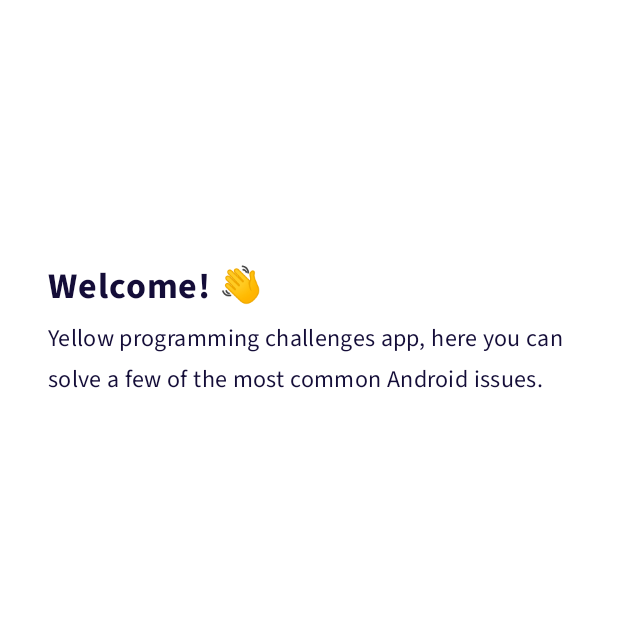
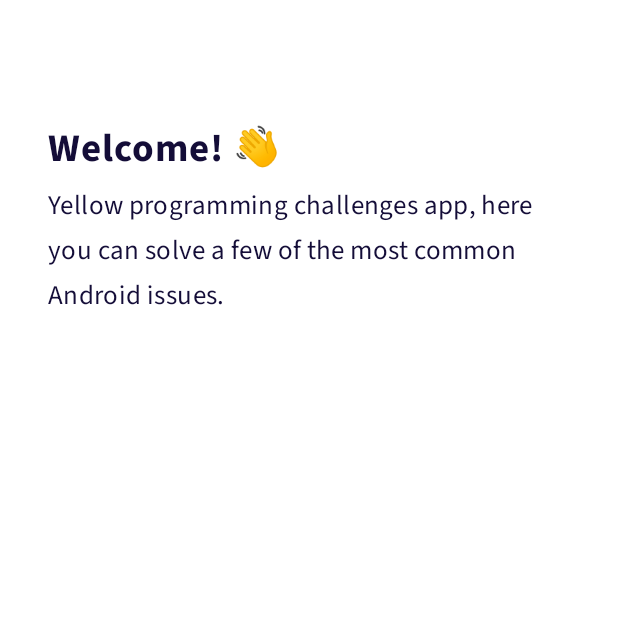
Before and after one commit to yellowme/youst-kotlin, an Android app: the ChallengesActivity screen opened directly, with no data from a screen before it, on a phone screen of 412 x 824 dp, the top half of it. Run offline under Robolectric (Android 15) with nearby library versions, the phone set to English and light mode, and no system bars; plain views replace EmojiTextView; 4 statements that could not run were skipped.

Commit message:
Update font sizes and modify weight in challenges view

```diff
--- a/app/src/main/res/layout/challenges.xml
+++ b/app/src/main/res/layout/challenges.xml
@@ -9,11 +9,12 @@
     <LinearLayout
         android:layout_width="match_parent"
         android:layout_height="0dp"
-        android:layout_weight="3"
+        android:layout_weight="2"
         android:gravity="bottom"
         android:orientation="vertical"
-        android:padding="@dimen/dimen_32"
-        android:paddingBottom="@dimen/dimen_64">
+        android:paddingEnd="@dimen/dimen_32"
+        android:paddingStart="@dimen/dimen_32"
+        android:paddingBottom="@dimen/dimen_16">
 
         <androidx.emoji.widget.EmojiTextView
             android:id="@+id/titleTextView"
```
Also changed, not shown: core/src/main/res/values/styles.xml (+7 -7 lines).
